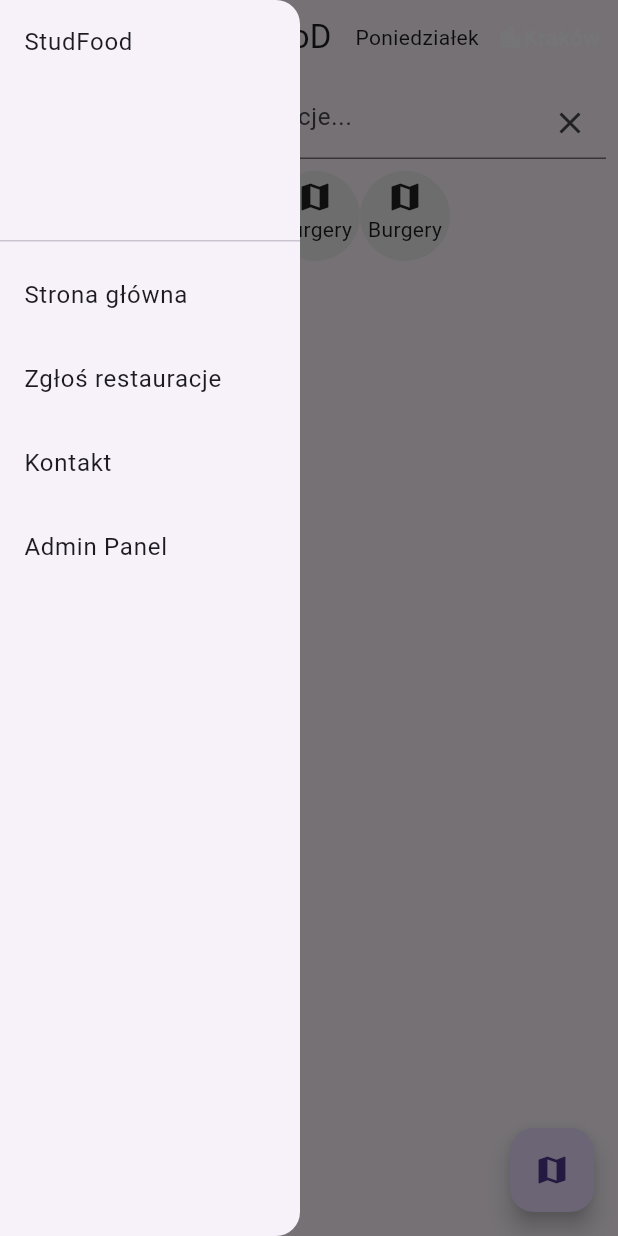
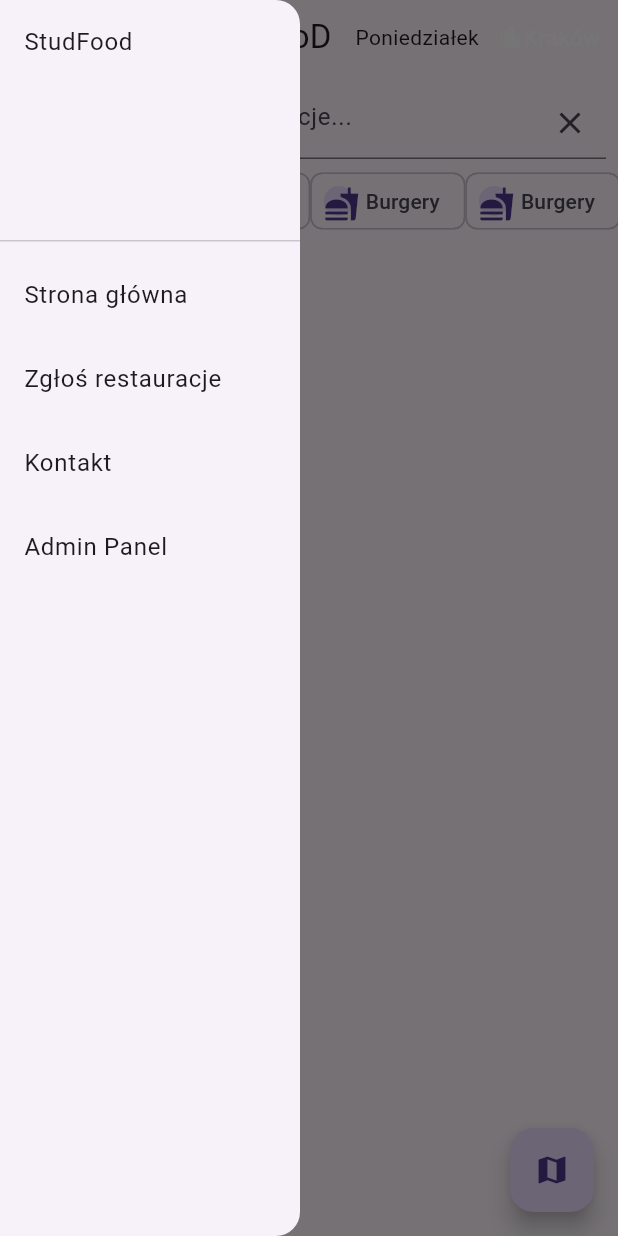
Before and after one commit to EleXxX214/studfood_final, a Flutter app: the screen it shows after launch, with the side drawer open, on a phone screen of 412 x 824 dp. Run offline on Flutter 3.47's test engine with Material 3 defaults, Android fonts, the phone set to English and light mode, and no system bars; our stand-ins replace cloud_firestore, firebase_core, firebase_storage, google_maps_flutter, logger; missing offline and left inert: number_editing_controller; accounts and stored records are empty.

Commit message:
minor changes

```diff
--- a/lib/components/bubble.dart
+++ b/lib/components/bubble.dart
@@ -7,23 +7,13 @@ class Bubble extends StatelessWidget {
 
   @override
   Widget build(BuildContext context) {
-    return SizedBox(
-      width: 60,
-      height: 60,
-      child: Container(
-        decoration: BoxDecoration(
-          color: Colors.grey[200],
-          shape: BoxShape.circle,
+    return Container(
+      child: FilterChip(
+        onSelected: (_) {},
+        avatar: const CircleAvatar(
+          child: Icon(Icons.fastfood),
         ),
-        child: const Padding(
-          padding: EdgeInsets.only(top: 5.0),
-          child: Column(
-            children: [
-              Icon(Icons.map),
-              Text("Burgery"),
-            ],
-          ),
-        ),
+        label: const Text('Burgery'),
       ),
     );
   }
--- a/lib/pages/homepage.dart
+++ b/lib/pages/homepage.dart
@@ -102,8 +102,23 @@ class _HomePageState extends State<HomePage> {
                 },
               ),
             ),
-            const Row(
-              children: [Bubble(), Bubble(), Bubble(), Bubble(), Bubble()],
+            SizedBox(
+              height: 40,
+              child: ListView(
+                scrollDirection: Axis.horizontal,
+                children: [
+                  Bubble(),
+                  Bubble(),
+                  Bubble(),
+                  Bubble(),
+                  Bubble(),
+                  Bubble(),
+                  Bubble(),
+                  Bubble(),
+                  Bubble(),
+                  Bubble(),
+                ],
+              ),
             ),
             Expanded(
               child: StreamBuilder<QuerySnapshot>(
```
